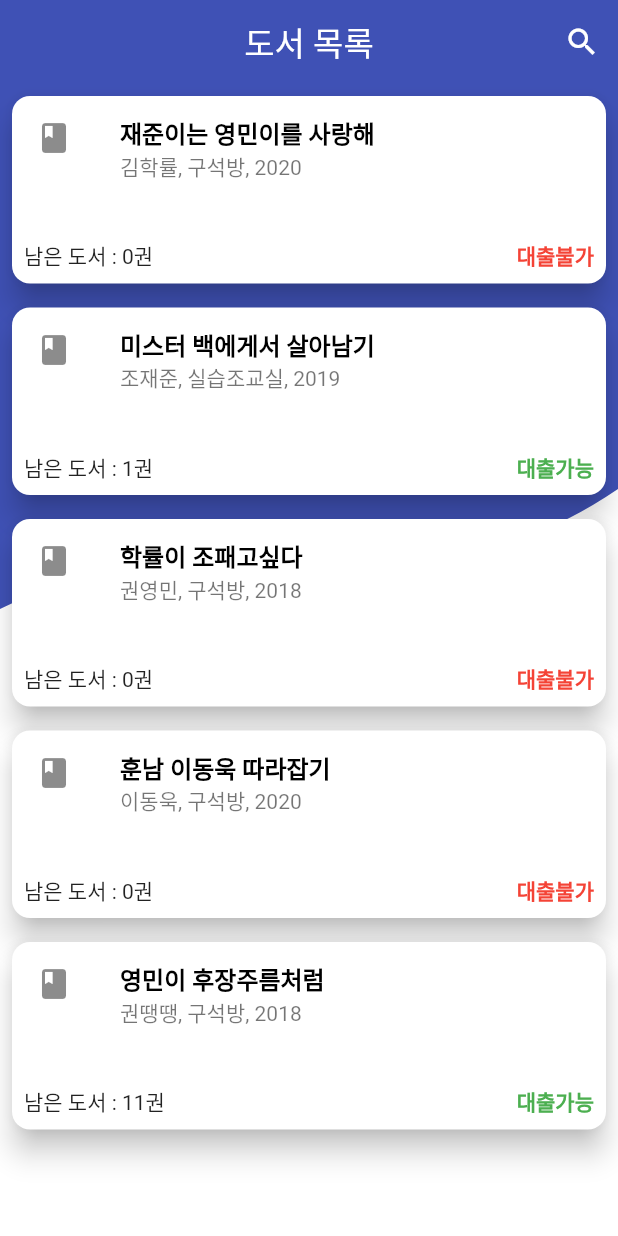
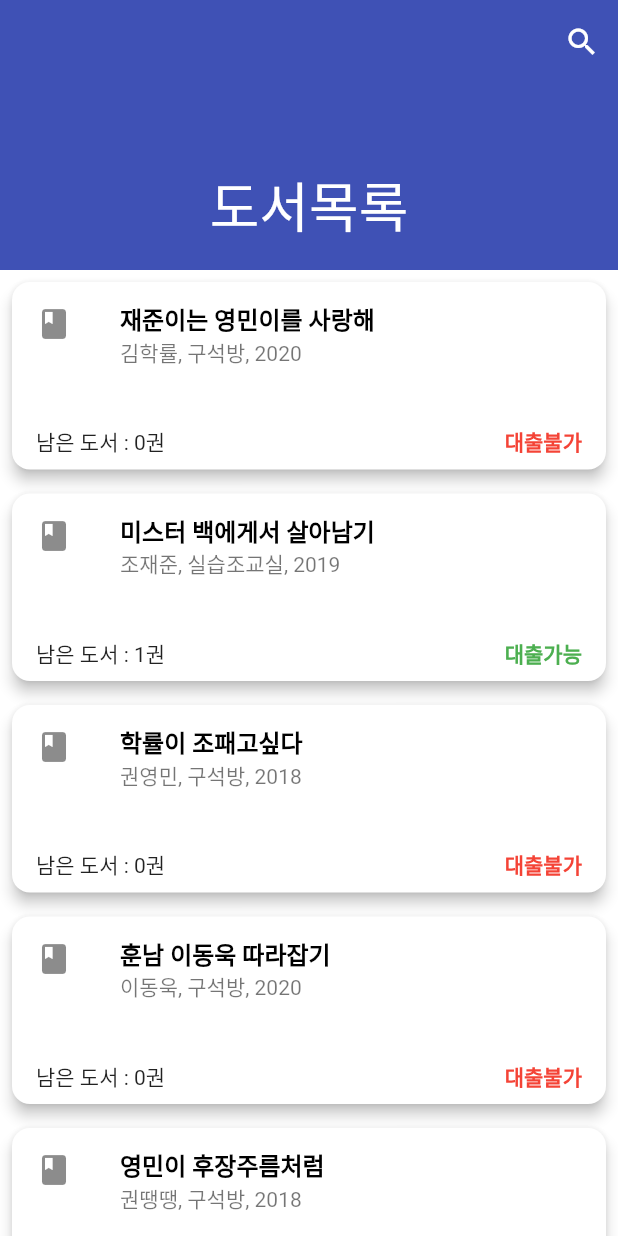
Before and after one commit to DONXUX/cs-library, a Flutter app: the screen it shows after launch, on a phone screen of 412 x 824 dp. Run offline on Flutter 3.47's test engine with Material 2 defaults, Android fonts, the phone set to English and light mode, and no system bars; our stand-ins replace flutter_svg.

Commit message:
Change Loan UI

```diff
--- a/lib/widget/intro/intro.dart
+++ b/lib/widget/intro/intro.dart
@@ -20,10 +20,9 @@ class IntroWidget extends Bootstrapper {
             Center(
 
               // 로고
-              // TODO : 인트로 화면에 보여질 적절한 로고로 교체
               child: SvgPicture.asset(R.drawable.logo,
-                width: 320.0,
-                height: 320.0,
+                width: 120.0,
+                height: 120.0,
                 color: Colors.white,
               )
             ),
--- a/lib/widget/loan/loan.dart
+++ b/lib/widget/loan/loan.dart
@@ -2,7 +2,9 @@ import 'package:cs_book_loan/controller/loan/loan.dart';
 import 'package:cs_book_loan/data/book.dart';
 import 'package:cs_book_loan/res/lib.dart';
 import 'package:cs_book_loan/widget/common/components.dart';
+import 'package:flutter/cupertino.dart';
 import 'package:flutter/material.dart';
+import 'package:flutter_svg/flutter_svg.dart';
 
 /// 도서 대출 현황 화면을 담당합니다.
 
@@ -20,21 +22,29 @@ class LoanWidgetState extends State<LoanWidget> {
   Widget build(BuildContext context) {
     _controller.init(context);
     return Scaffold(
-
-      // 앱 바
-      appBar: AppBar(
+        body: CustomScrollView(
+          slivers: <Widget>[
+            SliverAppBar(
+              flexibleSpace: FlexibleSpaceBar(
+                collapseMode: CollapseMode.pin,
+                centerTitle: true,
+                title: Text("도서목록", textAlign: TextAlign.center, style: TextStyle(color:Colors.white, fontSize: 24.0)),
+//                background: Container(
+//                  margin: EdgeInsets.only(top:80.0),
+//                  child: Container(
+//                    alignment: Alignment.center,
+//                    child: Text("도서 목록", textAlign: TextAlign.center, style:TextStyle(
+//                      color: Colors.white,
+//                      fontSize: 36.0,
+//                    )),
+//                  ),
+//                )
+              ),
+              floating: true,
+              pinned: true,
               automaticallyImplyLeading: false,
-        elevation: 0.0,
-        backgroundColor: Colors.indigo,
               centerTitle: true,
-        title: Text(
-          R.string.book_list,
-          style: TextStyle(
-              fontSize: 22.0,
-              color: Colors.white
-          ),
-          textAlign: TextAlign.center,
-        ),
+              expandedHeight: 180.0,
                 actions: <Widget>[
                   IconButton(
                     onPressed: (){},
@@ -43,29 +53,12 @@ class LoanWidgetState extends State<LoanWidget> {
                 ]
             ),
 
-        body: Stack(
-          children: <Widget>[
-
-            // 배경
-            ClipPath(
-              clipper: CustomShapeClipper(),
-              child: AnimatedContainer(
-                height: 350.0,
-                color: Colors.indigo,
-                duration: Duration(milliseconds: 1300),
-              ),
-            ),
-
             // 도서 리스트
-            SingleChildScrollView(
-              child: Container(
-                child: Center(
-                    child: Column(
-                      children: _controller.books
+            SliverList(
+              delegate: SliverChildListDelegate(
+                  _controller.books
                       .map(_bookContents)
-                          .toList(),
-                    )
-                ),
+                      .toList()
               ),
             ),
           ],
@@ -76,12 +69,12 @@ class LoanWidgetState extends State<LoanWidget> {
   /// 도서를 UI 위젯으로 변환합니다.
   Widget _bookContents(final Book book) {
 
-    /// 책 컨텐츠
+    // 책 컨텐츠
     return Stack(
       children: <Widget>[
         Card(
             margin: EdgeInsets.all(8.0),
-            elevation: 8.0,
+            elevation: 4.0,
             child: Column(
               mainAxisSize: MainAxisSize.min,
               children: <Widget>[
@@ -104,7 +97,7 @@ class LoanWidgetState extends State<LoanWidget> {
                 ),
 
                 Container(
-                  margin: EdgeInsets.only(top: 24.0, bottom: 8.0, left: 8.0, right: 8.0),
+                  margin: EdgeInsets.only(top: 24.0, bottom: 8.0, left: 16.0, right: 16.0),
                   child: Row(
                     mainAxisAlignment: MainAxisAlignment.spaceBetween,
                     mainAxisSize: MainAxisSize.max,
```
Also changed, not shown: lib/controller/loan/loan.dart (+33 -1 lines), res/drawable/logo.svg. Lines whose indentation alone changed are shown as unchanged.
